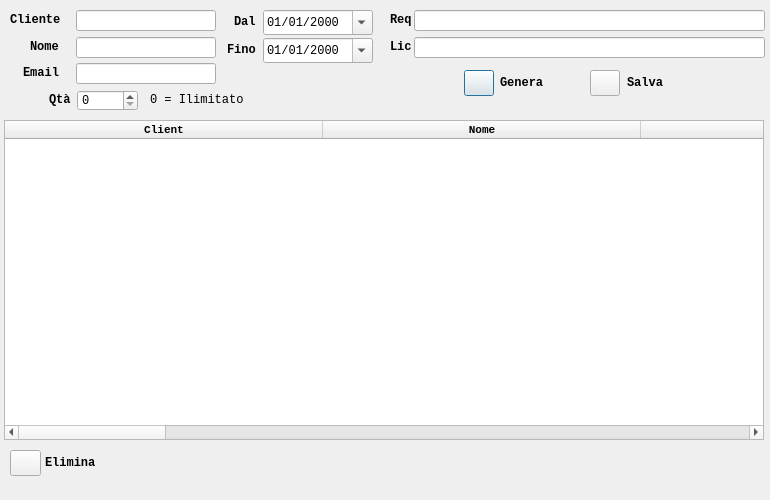
Above: QtUI/dialogLic.ui from emper0r/aron-conf before the change. Below: the same form after it.
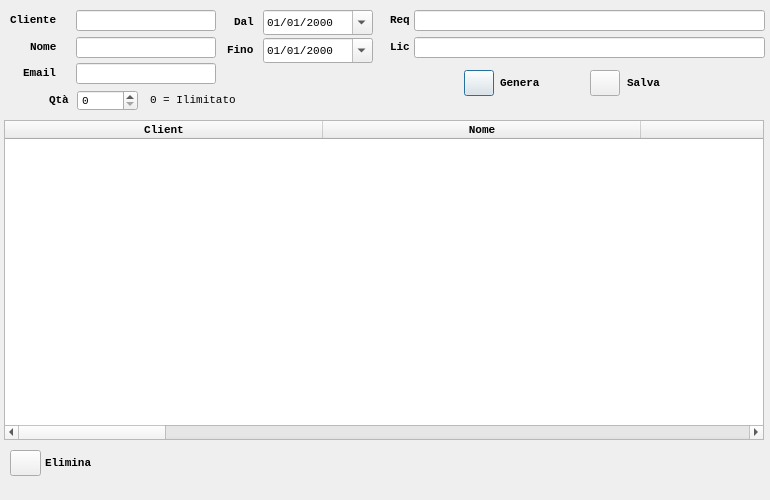
That is the form after the change.

Diff of the .ui file:
```diff
--- a/QtUI/dialogLic.ui
+++ b/QtUI/dialogLic.ui
@@ -257,7 +257,7 @@
    <property name="font">
     <font>
      <family>Monospace</family>
-     <pointsize>9</pointsize>
+     <pointsize>8</pointsize>
      <weight>75</weight>
      <bold>true</bold>
     </font>
@@ -306,7 +306,7 @@
    <property name="font">
     <font>
      <family>Monospace</family>
-     <pointsize>9</pointsize>
+     <pointsize>8</pointsize>
      <weight>75</weight>
      <bold>true</bold>
     </font>
@@ -355,7 +355,7 @@
    <property name="font">
     <font>
      <family>Monospace</family>
-     <pointsize>9</pointsize>
+     <pointsize>8</pointsize>
      <weight>75</weight>
      <bold>true</bold>
     </font>
@@ -404,7 +404,7 @@
    <property name="font">
     <font>
      <family>Monospace</family>
-     <pointsize>9</pointsize>
+     <pointsize>8</pointsize>
      <weight>75</weight>
      <bold>true</bold>
     </font>
@@ -425,6 +425,11 @@
      <height>25</height>
     </rect>
    </property>
+   <property name="font">
+    <font>
+     <pointsize>8</pointsize>
+    </font>
+   </property>
    <property name="cursor">
     <cursorShape>PointingHandCursor</cursorShape>
    </property>
@@ -459,7 +464,7 @@
    <property name="font">
     <font>
      <family>Monospace</family>
-     <pointsize>9</pointsize>
+     <pointsize>8</pointsize>
      <weight>75</weight>
      <bold>true</bold>
     </font>
@@ -495,7 +500,7 @@
    <property name="font">
     <font>
      <family>Monospace</family>
-     <pointsize>9</pointsize>
+     <pointsize>8</pointsize>
      <weight>75</weight>
      <bold>true</bold>
     </font>
@@ -516,6 +521,11 @@
      <height>25</height>
     </rect>
    </property>
+   <property name="font">
+    <font>
+     <pointsize>8</pointsize>
+    </font>
+   </property>
    <property name="cursor">
     <cursorShape>PointingHandCursor</cursorShape>
    </property>
@@ -603,7 +613,7 @@
    <property name="font">
     <font>
      <family>Monospace</family>
-     <pointsize>9</pointsize>
+     <pointsize>8</pointsize>
      <weight>75</weight>
      <bold>true</bold>
     </font>
@@ -660,7 +670,7 @@
    <property name="font">
     <font>
      <family>Monospace</family>
-     <pointsize>9</pointsize>
+     <pointsize>8</pointsize>
      <weight>75</weight>
      <bold>true</bold>
     </font>
@@ -712,7 +722,7 @@
    <property name="font">
     <font>
      <family>Monospace</family>
-     <pointsize>9</pointsize>
+     <pointsize>8</pointsize>
      <weight>75</weight>
      <bold>true</bold>
     </font>
@@ -748,7 +758,7 @@
    <property name="font">
     <font>
      <family>Monospace</family>
-     <pointsize>9</pointsize>
+     <pointsize>8</pointsize>
      <weight>75</weight>
      <bold>true</bold>
     </font>
@@ -784,7 +794,7 @@
    <property name="font">
     <font>
      <family>Monospace</family>
-     <pointsize>9</pointsize>
+     <pointsize>8</pointsize>
      <weight>75</weight>
      <bold>true</bold>
     </font>
@@ -805,6 +815,11 @@
      <height>21</height>
     </rect>
    </property>
+   <property name="font">
+    <font>
+     <pointsize>8</pointsize>
+    </font>
+   </property>
    <property name="maximum">
     <number>1000</number>
    </property>
@@ -833,7 +848,7 @@
    <property name="font">
     <font>
      <family>Monospace</family>
-     <pointsize>9</pointsize>
+     <pointsize>8</pointsize>
      <weight>50</weight>
      <bold>false</bold>
     </font>
```
Left out of the diff: 73 changed lines with no effect on the pictures.
